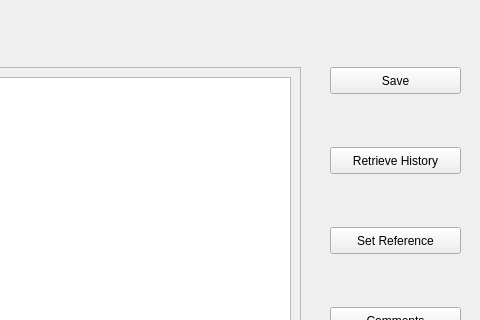
Old version of the form FileArchiveUtility/VersionUI.ui in the repository matthewschwarze/csci222; both pictures show x 320 to 800 and y 133 to 453 of the 800 by 600 pixel window.
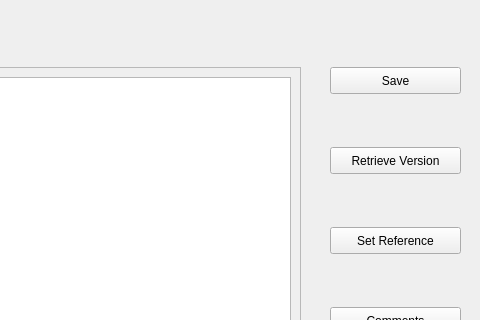
New version of the form.

Diff of the .ui file:
```diff
--- a/FileArchiveUtility/VersionUI.ui
+++ b/FileArchiveUtility/VersionUI.ui
@@ -114,7 +114,7 @@
     </rect>
    </property>
    <property name="text">
-    <string>Retrieve History</string>
+    <string>Retrieve Version</string>
    </property>
   </widget>
   <widget class="QPushButton" name="refButton">
```
